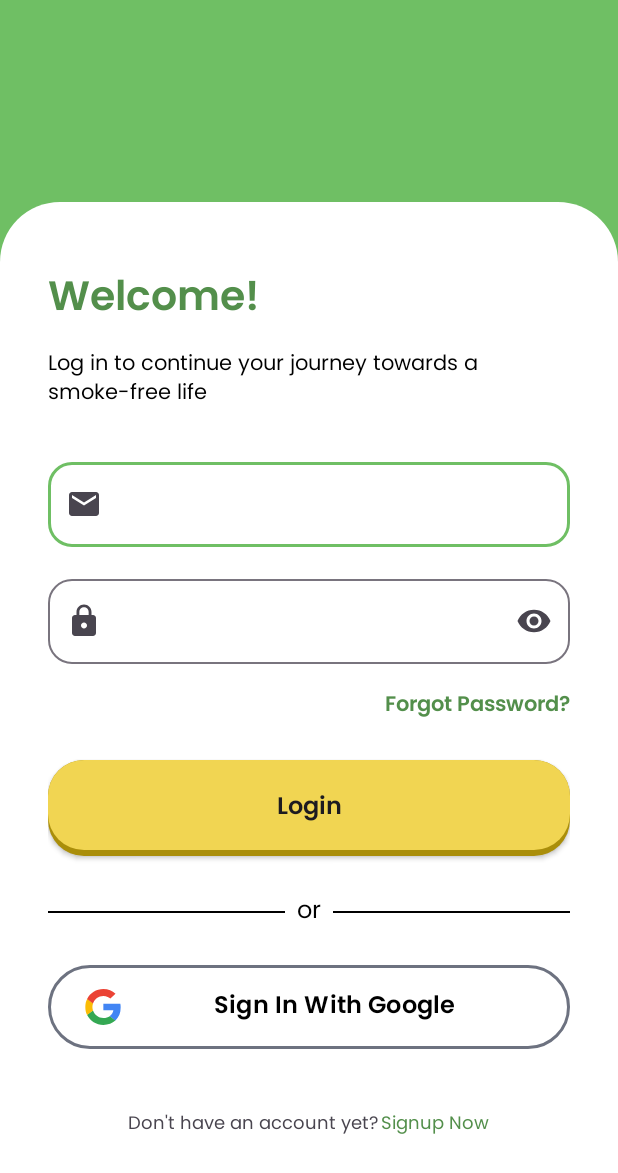
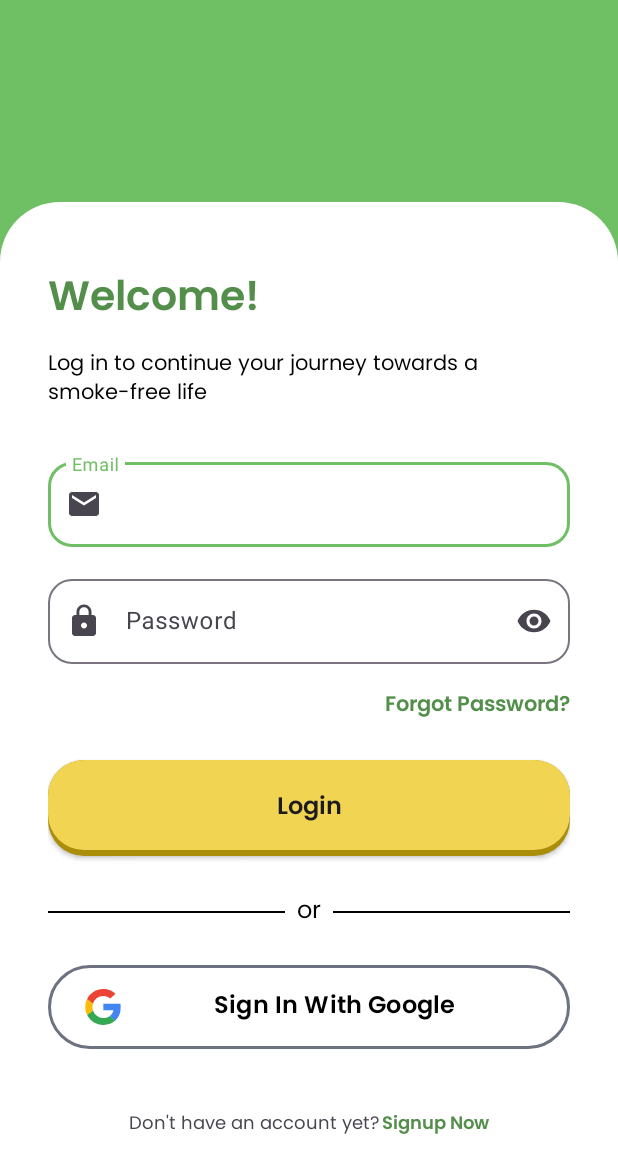
Before and after one commit to unsmoke/mobile-development, an Android app: the screen it shows after launch (LoginActivity), on a phone screen of 412 x 824 dp. Shown: the top 1173 px of the screen. Run offline under Robolectric (Android 15) with nearby library versions, the phone set to English and light mode, and no system bars.

Commit message:
feat: set hint in all text input on login screen

```diff
--- a/app/src/main/java/com/cpp/unsmoke/ui/auth/login/LoginActivity.kt
+++ b/app/src/main/java/com/cpp/unsmoke/ui/auth/login/LoginActivity.kt
@@ -3,6 +3,7 @@ package com.cpp.unsmoke.ui.auth.login
 import android.content.Intent
 import android.os.Bundle
 import androidx.appcompat.app.AppCompatActivity
+import com.cpp.unsmoke.R
 import com.cpp.unsmoke.databinding.ActivityLoginBinding
 import com.cpp.unsmoke.ui.auth.forgotpassword.ForgotPasswordActivity
 import com.cpp.unsmoke.ui.auth.register.RegisterActivity
@@ -17,6 +18,8 @@ class LoginActivity : AppCompatActivity() {
         setContentView(binding.root)
 
         supportActionBar?.hide()
+
+        hintSetup()
 
         binding.btnLogin.setOnClickListener {
             toHome()
@@ -33,6 +36,11 @@ class LoginActivity : AppCompatActivity() {
         binding.btnSigninWithGoogle.setOnClickListener {
             toSignInWithGoogle()
         }
+    }
+
+    private fun hintSetup() {
+        binding.emailEditTextLayout.setHint(R.string.email)
+        binding.passwordEditTextLayout.setHint(R.string.password)
     }
 
     private fun toSignInWithGoogle() {
--- a/app/src/main/res/layout/activity_login.xml
+++ b/app/src/main/res/layout/activity_login.xml
@@ -188,7 +188,7 @@
                 android:layout_marginTop="8sp"
                 android:clickable="true"
                 android:focusable="true"
-                android:fontFamily="@font/poppins_regular"
+                android:fontFamily="@font/poppins_semibold"
                 android:text="@string/toSignup"
                 android:textColor="@color/dark_green"
                 android:textSize="12sp" />
--- a/app/src/main/res/values/strings.xml
+++ b/app/src/main/res/values/strings.xml
@@ -14,4 +14,6 @@
     <string name="sign_in_with_google">Sign In With Google</string>
     <string name="no_acc">Don\'t have an account yet?</string>
     <string name="toSignup">Signup Now</string>
+    <string name="email">Email</string>
+    <string name="password">Password</string>
 </resources>
```
